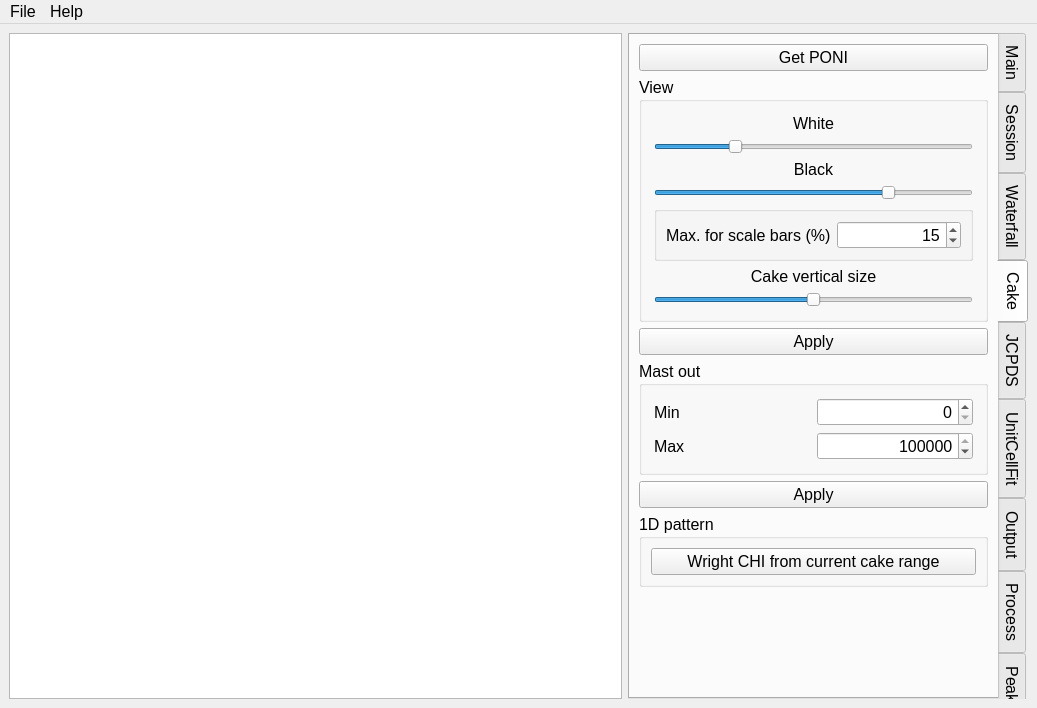
This is ui/pkpo-v.ui in SHDShim/PeakPo as Qt 5 draws it before an edit. The edited form follows.
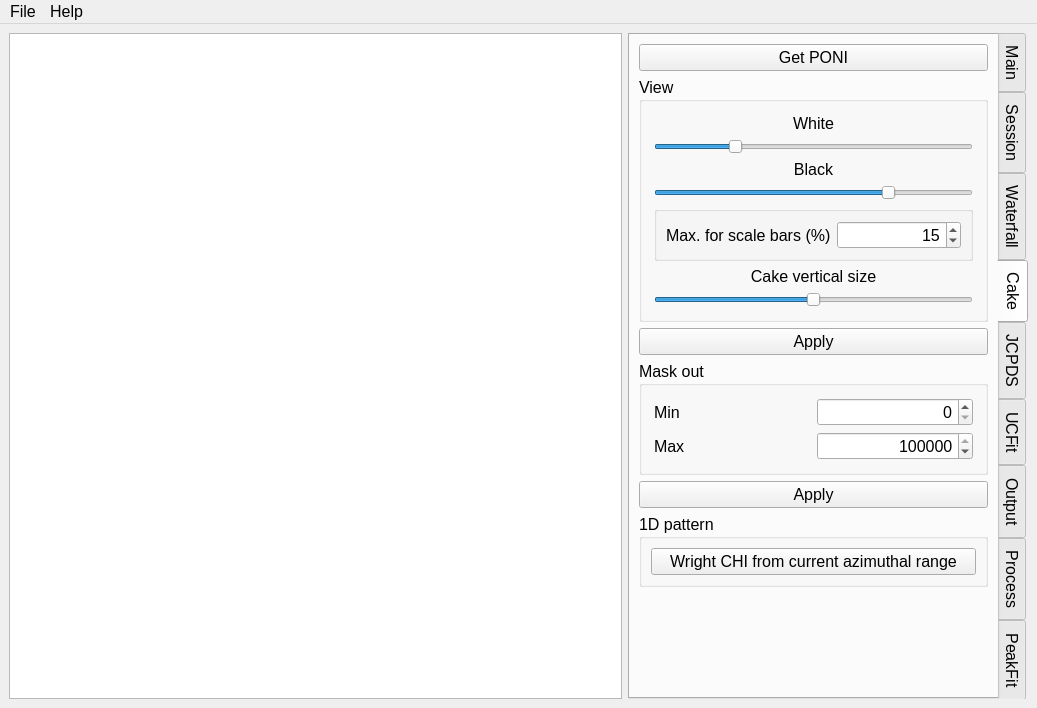
This is the edited form. The open tabs and pages were chosen to show the change. Custom widgets are drawn as their Qt base class.

```diff
--- a/ui/pkpo-v.ui
+++ b/ui/pkpo-v.ui
@@ -1807,7 +1807,7 @@
            </sizepolicy>
           </property>
           <property name="title">
-           <string>Mast out</string>
+           <string>Mask out</string>
           </property>
           <property name="flat">
            <bool>true</bool>
@@ -1905,7 +1905,7 @@
            <item>
             <widget class="QPushButton" name="pushButton_IntegrateCake">
              <property name="text">
-              <string>Wright CHI from current cake range</string>
+              <string>Wright CHI from current azimuthal range</string>
              </property>
             </widget>
            </item>
@@ -2404,7 +2404,7 @@
       </widget>
       <widget class="QWidget" name="tab_UnitCellFit">
        <attribute name="title">
-        <string>UnitCellFit</string>
+        <string>UCFit</string>
        </attribute>
        <layout class="QVBoxLayout" name="verticalLayout_5">
         <item>
```
